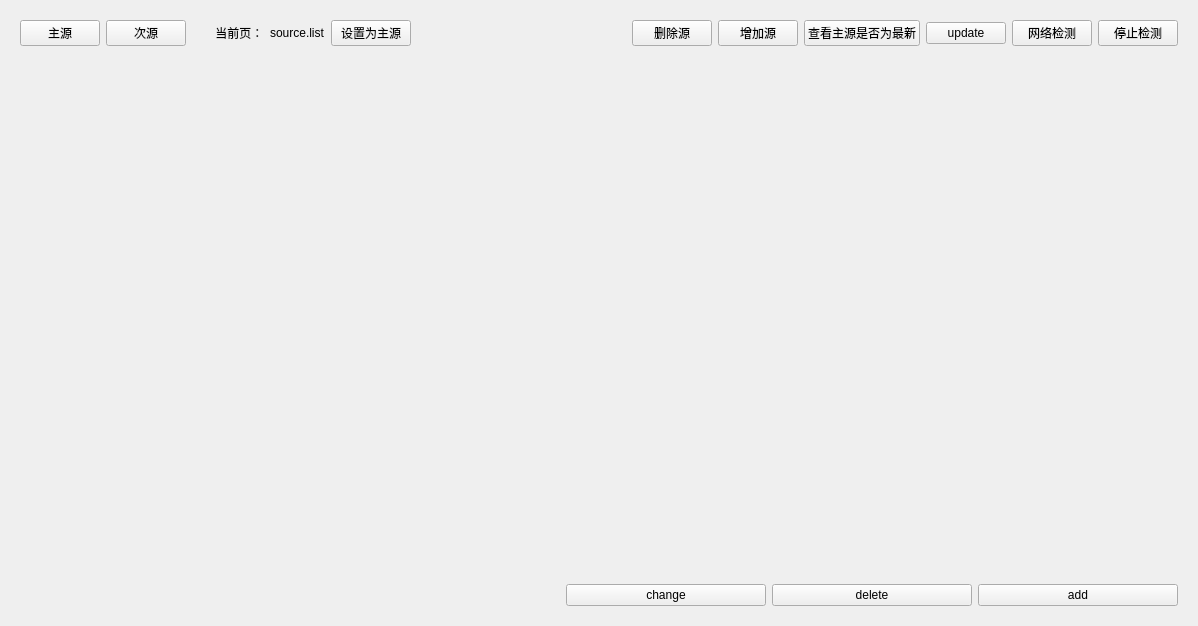
Before: the Qt Designer form sourcemanager/sourcemanager.ui in HuaYaDong1/sourceMangager, drawn with Qt 5.
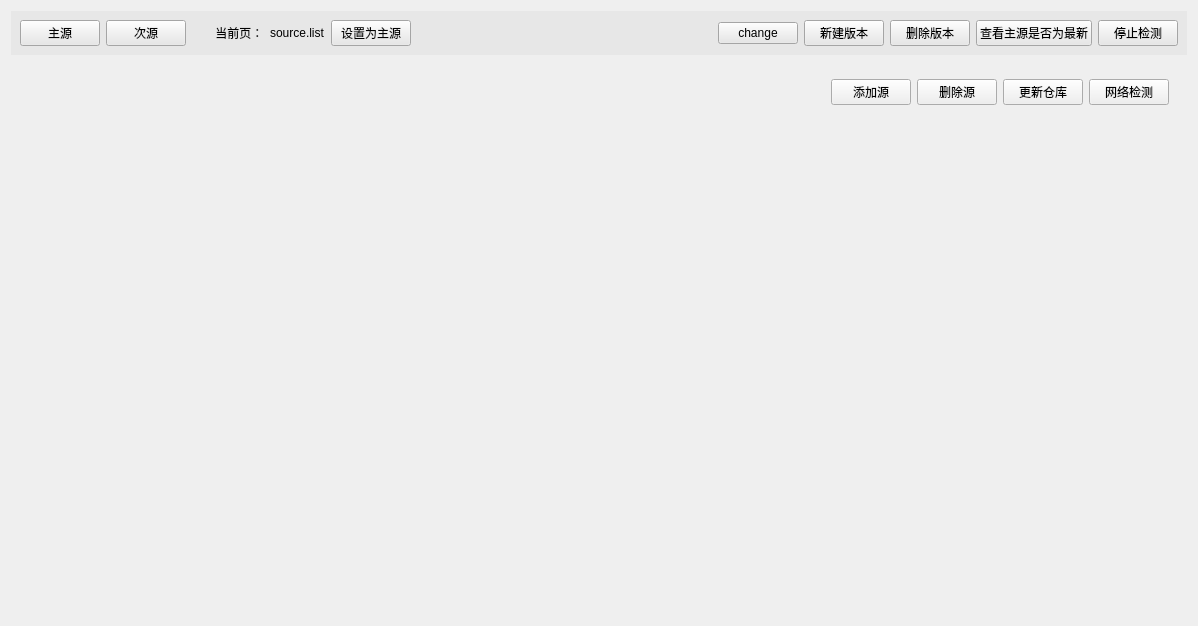
After: the same form once the commit is applied. The open tabs and pages were chosen to show the change.

Patch:
```diff
--- a/sourcemanager/sourcemanager.ui
+++ b/sourcemanager/sourcemanager.ui
@@ -13,6 +13,9 @@
   <property name="windowTitle">
    <string>sourceManager</string>
   </property>
+  <property name="styleSheet">
+   <string notr="true"/>
+  </property>
   <layout class="QGridLayout" name="gridLayout">
    <item row="1" column="0">
     <widget class="QStackedWidget" name="stackedWidget_2">
@@ -96,6 +99,58 @@
             </property>
            </spacer>
           </item>
+          <item>
+           <widget class="QPushButton" name="addBtn">
+            <property name="minimumSize">
+             <size>
+              <width>0</width>
+              <height>0</height>
+             </size>
+            </property>
+            <property name="maximumSize">
+             <size>
+              <width>16777215</width>
+              <height>16777215</height>
+             </size>
+            </property>
+            <property name="text">
+             <string>添加源</string>
+            </property>
+           </widget>
+          </item>
+          <item>
+           <widget class="QPushButton" name="deleteBtn">
+            <property name="minimumSize">
+             <size>
+              <width>0</width>
+              <height>0</height>
+             </size>
+            </property>
+            <property name="maximumSize">
+             <size>
+              <width>16777215</width>
+              <height>16777215</height>
+             </size>
+            </property>
+            <property name="text">
+             <string>删除源</string>
+            </property>
+           </widget>
+          </item>
+          <item>
+           <widget class="QPushButton" name="updateBtn">
+            <property name="text">
+             <string>更新仓库</string>
+            </property>
+           </widget>
+          </item>
+          <item>
+           <widget class="QPushButton" name="refreshBtn">
+            <property name="text">
+             <string>网络检测</string>
+            </property>
+           </widget>
+          </item>
          </layout>
         </widget>
        </item>
@@ -124,9 +179,12 @@
      <property name="maximumSize">
       <size>
        <width>16777215</width>
-       <height>100</height>
+       <height>46</height>
       </size>
      </property>
+     <property name="styleSheet">
+      <string notr="true">background-color: rgba(231, 231, 231, 1);</string>
+     </property>
      <layout class="QHBoxLayout" name="horizontalLayout_4">
       <item>
        <widget class="QPushButton" name="pageMainSourceBtn">
@@ -197,16 +255,35 @@
        </spacer>
       </item>
       <item>
-       <widget class="QPushButton" name="deleteSourcePageBtn">
+       <widget class="QPushButton" name="changeBtn">
+        <property name="minimumSize">
+         <size>
+          <width>0</width>
+          <height>0</height>
+         </size>
+        </property>
+        <property name="maximumSize">
+         <size>
+          <width>16777215</width>
+          <height>16777215</height>
+         </size>
+        </property>
         <property name="text">
-         <string>删除源</string>
+         <string>change</string>
         </property>
        </widget>
       </item>
       <item>
        <widget class="QPushButton" name="createSourceBtn">
         <property name="text">
-         <string>增加源</string>
+         <string>新建版本</string>
+        </property>
+       </widget>
+      </item>
+      <item>
+       <widget class="QPushButton" name="deleteSourcePageBtn">
+        <property name="text">
+         <string>删除版本</string>
         </property>
        </widget>
       </item>
@@ -217,20 +294,6 @@
         </property>
        </widget>
       </item>
-      <item>
-       <widget class="QPushButton" name="updateBtn">
-        <property name="text">
-         <string>update</string>
-        </property>
-       </widget>
-      </item>
-      <item>
-       <widget class="QPushButton" name="refreshBtn">
-        <property name="text">
-         <string>网络检测</string>
-        </property>
-       </widget>
-      </item>
       <item>
        <widget class="QPushButton" name="stopBtn">
         <property name="text">
@@ -279,63 +342,6 @@
         </property>
        </spacer>
       </item>
-      <item>
-       <widget class="QPushButton" name="changeBtn">
-        <property name="minimumSize">
-         <size>
-          <width>200</width>
-          <height>0</height>
-         </size>
-        </property>
-        <property name="maximumSize">
-         <size>
-          <width>200</width>
-          <height>16777215</height>
-         </size>
-        </property>
-        <property name="text">
-         <string>change</string>
-        </property>
-       </widget>
-      </item>
-      <item>
-       <widget class="QPushButton" name="deleteBtn">
-        <property name="minimumSize">
-         <size>
-          <width>200</width>
-          <height>0</height>
-         </size>
-        </property>
-        <property name="maximumSize">
-         <size>
-          <width>200</width>
-          <height>16777215</height>
-         </size>
-        </property>
-        <property name="text">
-         <string>delete</string>
-        </property>
-       </widget>
-      </item>
-      <item>
-       <widget class="QPushButton" name="addBtn">
-        <property name="minimumSize">
-         <size>
-          <width>200</width>
-          <height>0</height>
-         </size>
-        </property>
-        <property name="maximumSize">
-         <size>
-          <width>200</width>
-          <height>16777215</height>
-         </size>
-        </property>
-        <property name="text">
-         <string>add</string>
-        </property>
-       </widget>
-      </item>
      </layout>
     </widget>
    </item>
```
Left out of the diff: 9 changed lines with no effect on the pictures.
